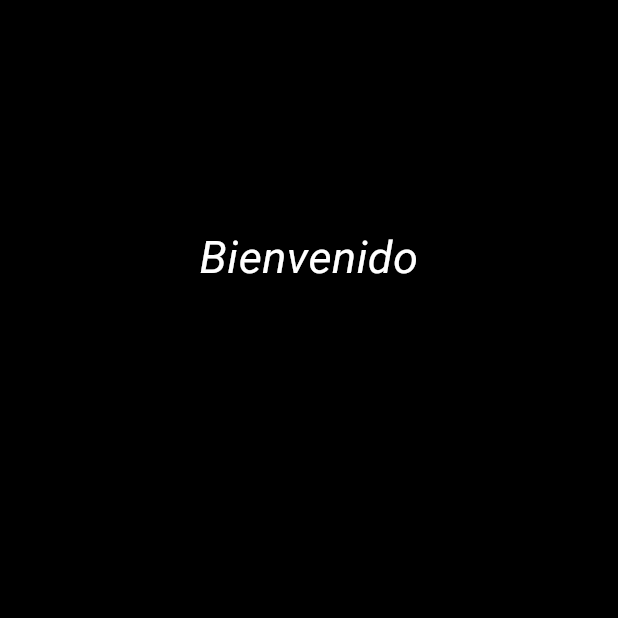
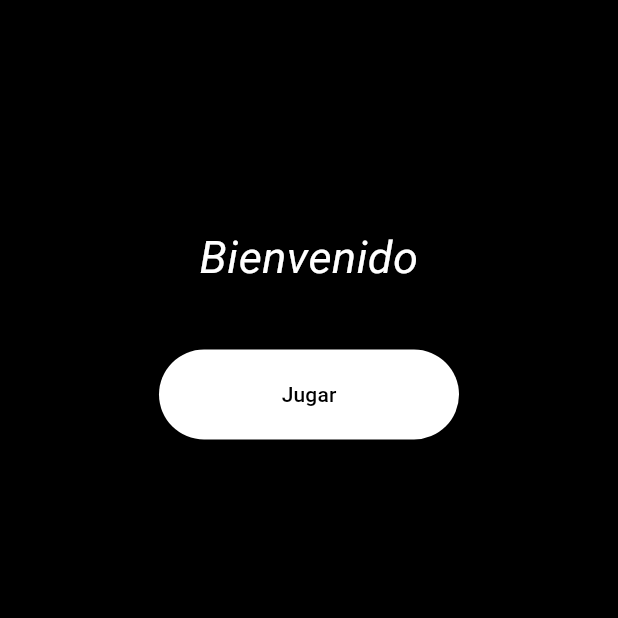
Before and after one commit to manulis/juego_memoria, a Flutter app: the Inicio screen opened directly, on a phone screen of 412 x 824 dp, the top half of it. Run offline on Flutter 3.47's test engine with Material 3 defaults, Android fonts, the phone set to English and light mode, and no system bars; our stand-ins replace shared_preferences; accounts and stored records are empty.

Commit message:
cambios en la organización

```diff
--- a/lib/widgetsPrincipales.dart
+++ b/lib/Formulario.dart
@@ -1,7 +1,8 @@
 import 'package:flutter/material.dart';
 import 'package:juego_memoria/utils.dart';
 import 'package:shared_preferences/shared_preferences.dart';
-import 'package:juego_memoria/widgetsgenericos.dart';
+import 'package:juego_memoria/widgets.dart';
+import 'package:juego_memoria/Inicio.dart';
 
 //Formulario
 String nombreUsu = "";
@@ -20,6 +21,24 @@ class Formulario extends StatefulWidget{
 }
 
 class _Formulario extends State<Formulario>{
+
+  @override
+  void initState() {
+    super.initState();
+    _obtenerNombreGuardado();
+  }
+
+  Future<void> _obtenerNombreGuardado() async {
+    final nombreGuardado = await NombreHandler.obtenerNombreGuardado();
+    if (nombreGuardado.isNotEmpty){
+      // ignore: use_build_context_synchronously
+      Navigator.push(
+          context,
+          MaterialPageRoute(builder: (context) => Inicio(title: 'Inicio')),
+      );
+    }
+  }
+
   @override
   Widget build(BuildContext context){
     return Scaffold(
@@ -67,47 +86,3 @@ class _Formulario extends State<Formulario>{
     );
   }
 }
-
-
-//PantallainicioJuego
-
-class Inicio extends StatefulWidget{
- const Inicio({super.key, required this.title});
- final String title;
- @override
-  State<Inicio> createState() => _Inicio();
-}
-
-class _Inicio extends State<Inicio>{
-
-  String nombre = '';
-  @override
-  void initState() {
-    super.initState();
-    _obtenerNombreGuardado();
-  }
-
-  Future<void> _obtenerNombreGuardado() async {
-    final nombreGuardado = await NombreHandler.obtenerNombreGuardado();
-    setState(() {
-      nombre = nombreGuardado;
-    });
-  }
-
-  Widget build(BuildContext context){
-    return Scaffold(
-      backgroundColor: Colors.black,
-      body: Center(
-          child: Padding(
-            padding: const EdgeInsets.symmetric(horizontal: 50, vertical: 150),
-            child: Container(
-              child: Column(children: [
-                Titulos('Bienvenido ' + nombre),
-              ],
-              ),
-            ),
-            ),
-      ),
-    );
-  }
-}
--- /dev/null
+++ b/lib/Inicio.dart
@@ -0,0 +1,62 @@
+import 'package:flutter/material.dart';
+import 'package:juego_memoria/utils.dart';
+import 'package:shared_preferences/shared_preferences.dart';
+import 'package:juego_memoria/widgets.dart';
+
+
+//PantallainicioJuego
+
+class Inicio extends StatefulWidget{
+ const Inicio({super.key, required this.title});
+ final String title;
+ @override
+  State<Inicio> createState() => _Inicio();
+}
+
+class _Inicio extends State<Inicio>{
+
+  String nombre = '';
+  @override
+  void initState() {
+    super.initState();
+    _obtenerNombreGuardado();
+  }
+
+  Future<void> _obtenerNombreGuardado() async {
+    final nombreGuardado = await NombreHandler.obtenerNombreGuardado();
+    setState(() {
+      nombre = nombreGuardado;
+    });
+  }
+
+  Widget build(BuildContext context){
+    return Scaffold(
+      backgroundColor: Colors.black,
+      body: Center(
+          child: Padding(
+            padding: const EdgeInsets.symmetric(horizontal: 50, vertical: 150),
+            child: Container(
+              child: Column(children: [
+                Titulos('Bienvenido ' + nombre),
+
+                const SizedBox(height: 40),
+
+                 TextButton(onPressed:(){
+                  },
+                    style: ElevatedButton.styleFrom(
+                      padding: EdgeInsets.all(20.0), // Ajusta el relleno del botón
+                      minimumSize: Size(200.0, 60.0),
+                      backgroundColor: Colors.white,
+                       foregroundColor: Colors.black,
+                       // Tamaño mínimo del botón
+                    ),
+                      child: const Text('Jugar')
+                  )
+              ],
+              ),
+            ),
+            ),
+      ),
+    );
+  }
+}
--- a/lib/usuario.dart
+++ b/lib/usuario.dart
@@ -1,4 +1,3 @@
-
 class Usuario{
 String nombre;
 int puntuacion;
--- a/lib/widgetsgenericos.dart
+++ b/lib/widgets.dart
@@ -1,6 +1,4 @@
 import 'package:flutter/material.dart';
-
-
 
 //Formato de los Titulos
 
```
Also changed, not shown: lib/main.dart (+4 -10 lines).
